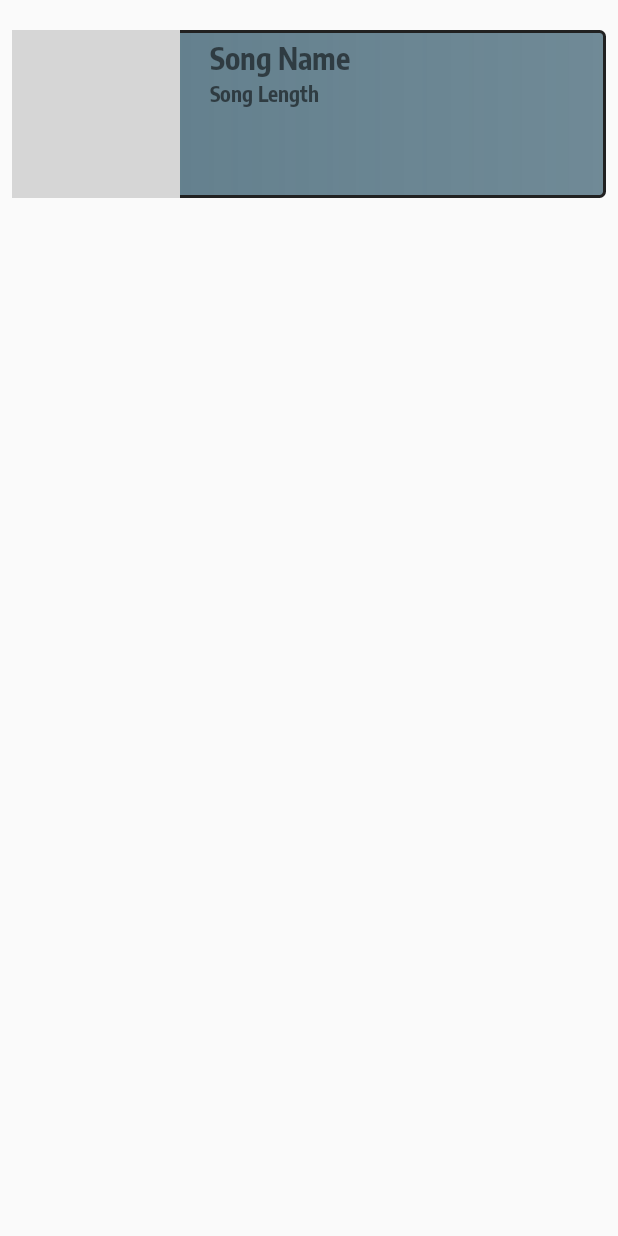
After one commit to Z-Clip/Giants_And_Pilgrims, an Android app: the layout song_info.xml on its own in the app's theme, with its tools: preview values and no code run, on a phone screen of 412 x 824 dp. The commit adds this screen. Run offline under Robolectric (Android 15) with nearby library versions, the phone set to English and light mode, and no system bars; grey boxes are pictures that could not be loaded.

Commit message:
Create ArrayAdapter for the song list listview

```diff
--- /dev/null
+++ b/app/src/main/res/layout/song_info.xml
@@ -0,0 +1,46 @@
+<?xml version="1.0" encoding="utf-8"?>
+<RelativeLayout
+    android:id="@+id/song_info_view_group"
+    xmlns:android="http://schemas.android.com/apk/res/android"
+    xmlns:tools="http://schemas.android.com/tools"
+    android:layout_width="match_parent"
+    android:layout_height="wrap_content"
+    android:layout_marginLeft="8dp"
+    android:layout_marginRight="8dp"
+    android:layout_marginTop="20dp"
+    android:background="@drawable/album_selection_background">
+
+    <ImageView
+        android:id="@+id/play_button_image"
+        android:layout_width="wrap_content"
+        android:layout_height="wrap_content"
+        android:padding="8dp"
+        android:src="@drawable/play_button"/>
+
+    <LinearLayout
+        android:layout_width="wrap_content"
+        android:layout_height="wrap_content"
+        android:orientation="vertical"
+        android:layout_gravity="center_vertical"
+        android:layout_toEndOf="@id/play_button_image"
+        android:layout_marginTop="4dp"
+        android:layout_marginStart="20dp">
+
+        <TextView
+            android:id="@+id/song_name"
+            android:layout_width="wrap_content"
+            android:layout_height="wrap_content"
+            tools:text="Song Name"
+            android:fontFamily="@font/bold"
+            android:textSize="20sp"/>
+
+        <TextView
+            android:id="@+id/song_length"
+            android:layout_width="wrap_content"
+            android:layout_height="wrap_content"
+            tools:text="Song Length"
+            android:fontFamily="@font/bold"/>
+
+    </LinearLayout>
+
+</RelativeLayout>
```
Also changed, not shown: app/src/main/java/com/example/android/giantsandpilgrims/MainActivity.java (+5 -2 lines), app/src/main/java/com/example/android/giantsandpilgrims/SongArrayAdapter.java (added, +39 -0 lines), app/src/main/java/com/example/android/giantsandpilgrims/SongInfo.java (added, +24 -0 lines), app/src/main/java/com/example/android/giantsandpilgrims/SongList.java (+27 -1 lines), app/src/main/res/layout/song_list_layout.xml (+11 -0 lines).
